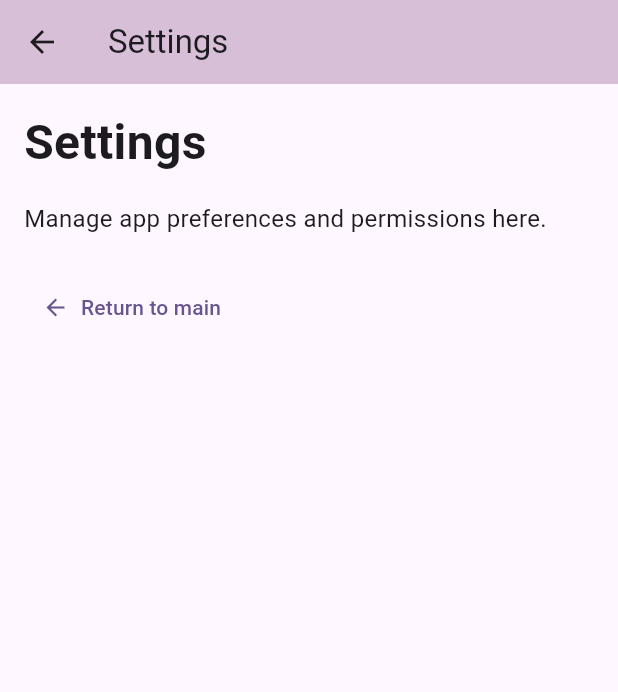
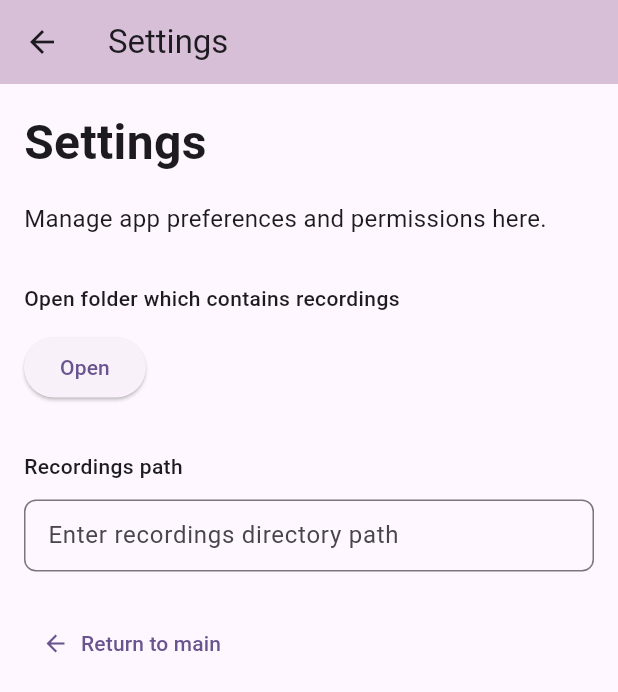
Before and after one commit to anshumanpatil/call-rec-cloud, a Flutter app: the SettingsPage screen opened by its route, on a phone screen of 412 x 824 dp. Shown: the top 692 px of the screen. Run offline on Flutter 3.47's test engine with Material 3 defaults, Android fonts, the phone set to English and light mode, and no system bars; our stand-ins replace permission_handler, sqflite; missing offline and left inert: external_path; accounts and stored records are empty; project files that could hold a hidden picture were left out.

Commit message:
feat: add folder selector and recordings path input to settings page
- Add 'Open folder which contains recordings' label and button
- Add 'Recordings path' label and text field for path display
- Convert SettingsPage from StatelessWidget to StatefulWidget
- Add TextEditingController for recordings path management
- Add constants for new UI labels and buttons
- All tests passing (12/12)

```diff
--- a/lib/constants.dart
+++ b/lib/constants.dart
@@ -25,6 +25,9 @@ class AppStrings {
   static const String settingsHeading = 'Settings';
   static const String settingsDescription =
       'Manage app preferences and permissions here.';
+  static const String openFolderLabel = 'Open folder which contains recordings';
+  static const String openButton = 'Open';
+  static const String recordingsPathLabel = 'Recordings path';
 
   // Drawer Menu
   static const String downloadsMenuTitle = 'Downloads Menu';
--- a/lib/pages/settings_page.dart
+++ b/lib/pages/settings_page.dart
@@ -2,8 +2,27 @@ import 'package:flutter/material.dart';
 import 'package:cll_upld/constants.dart';
 import 'package:cll_upld/theme/theme.dart';
 
-class SettingsPage extends StatelessWidget {
+class SettingsPage extends StatefulWidget {
   const SettingsPage({super.key});
+
+  @override
+  State<SettingsPage> createState() => _SettingsPageState();
+}
+
+class _SettingsPageState extends State<SettingsPage> {
+  late TextEditingController _recordingsPathController;
+
+  @override
+  void initState() {
+    super.initState();
+    _recordingsPathController = TextEditingController();
+  }
+
+  @override
+  void dispose() {
+    _recordingsPathController.dispose();
+    super.dispose();
+  }
 
   @override
   Widget build(BuildContext context) {
@@ -26,6 +45,41 @@ class SettingsPage extends StatelessWidget {
               AppStrings.settingsDescription,
               style: TextStyle(fontSize: 16),
             ),
+            const SizedBox(height: 32),
+            // Open folder section
+            const Text(
+              AppStrings.openFolderLabel,
+              style: TextStyle(fontSize: 14, fontWeight: FontWeight.w500),
+            ),
+            const SizedBox(height: 12),
+            ElevatedButton(
+              onPressed: () {
+                // TODO: Implement folder selection logic
+                print('Open folder button pressed');
+              },
+              child: const Text(AppStrings.openButton),
+            ),
+            const SizedBox(height: 32),
+            // Recordings path section
+            const Text(
+              AppStrings.recordingsPathLabel,
+              style: TextStyle(fontSize: 14, fontWeight: FontWeight.w500),
+            ),
+            const SizedBox(height: 12),
+            TextField(
+              controller: _recordingsPathController,
+              decoration: InputDecoration(
+                hintText: 'Enter recordings directory path',
+                border: OutlineInputBorder(
+                  borderRadius: BorderRadius.circular(8),
+                ),
+                contentPadding: const EdgeInsets.symmetric(
+                  horizontal: 12,
+                  vertical: 12,
+                ),
+              ),
+              readOnly: true,
+            ),
             const SizedBox(height: 24),
             TextButton.icon(
               onPressed: () => Navigator.pop(context),
```
